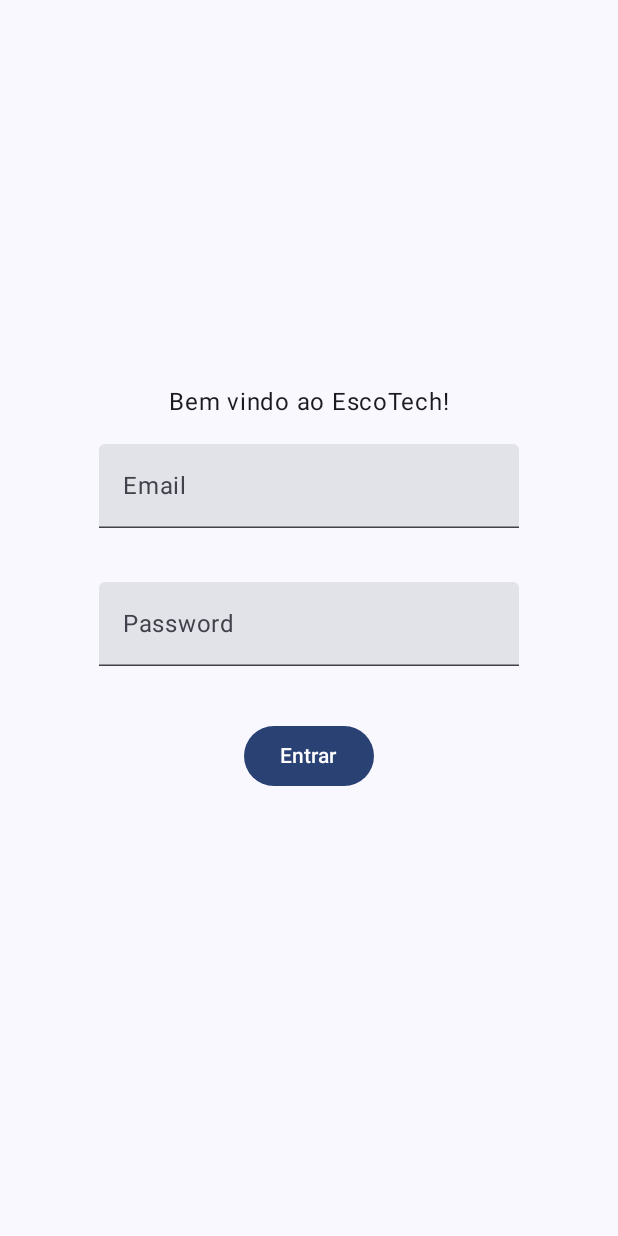
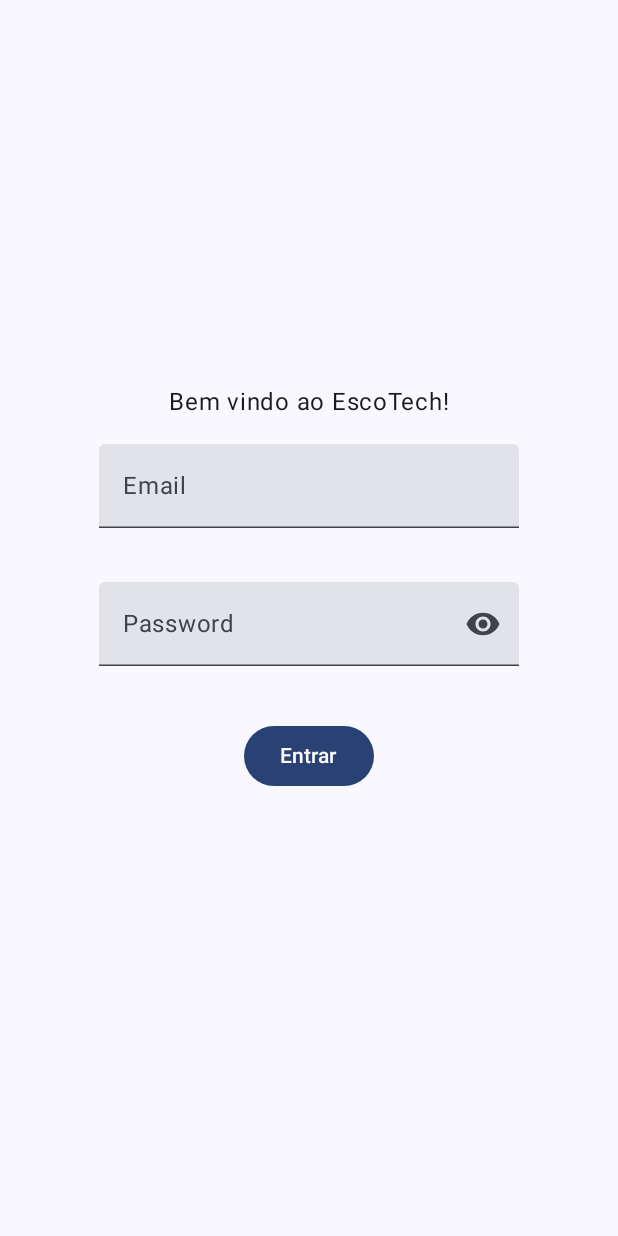
Before and after one commit to VK675/EscoTech, an Android app built with Jetpack Compose: the screen it shows after launch (MainActivity), on a phone screen of 412 x 824 dp. Run offline under Robolectric (Android 15) with nearby library versions, the phone set to English and light mode, and no system bars.

Commit message:
Botão de olho para mostrar/esconder a password

```diff
--- a/app/src/main/java/com/example/escotech/LoginScreen.kt
+++ b/app/src/main/java/com/example/escotech/LoginScreen.kt
@@ -1,10 +1,13 @@
 package com.example.escotech
 
+import android.R.attr.contentDescription
 import androidx.compose.foundation.layout.Arrangement
 import androidx.compose.foundation.layout.Column
 import androidx.compose.foundation.layout.fillMaxSize
 import androidx.compose.foundation.layout.padding
 import androidx.compose.material3.Button
+import androidx.compose.material3.Icon
+import androidx.compose.material3.IconButton
 import androidx.compose.material3.Text
 import androidx.compose.material3.TextField
 import androidx.compose.runtime.Composable
@@ -14,9 +17,12 @@ import androidx.compose.runtime.remember
 import androidx.compose.runtime.setValue
 import androidx.compose.ui.Alignment
 import androidx.compose.ui.Modifier
+import androidx.compose.ui.res.painterResource
 import androidx.compose.ui.text.input.PasswordVisualTransformation
+import androidx.compose.ui.text.input.VisualTransformation
 import androidx.compose.ui.tooling.preview.Preview
 import androidx.compose.ui.unit.dp
+import com.example.escotech.R.drawable
 
 
 @Composable
@@ -26,6 +32,7 @@ var email by remember {mutableStateOf("")}
     var emailError by remember {mutableStateOf("")}
     var passwordError by remember {mutableStateOf("")}
     var loginMessage by remember {mutableStateOf("")}
+    var passwordVisible by remember {mutableStateOf(false)}
 
     Column(modifier = modifier
         .fillMaxSize()
@@ -48,9 +55,22 @@ var email by remember {mutableStateOf("")}
             value = password,
             onValueChange = {password = it},
             label = { Text( "Password")},
-            visualTransformation = PasswordVisualTransformation(),
+            visualTransformation = if(passwordVisible) VisualTransformation.None else
+                PasswordVisualTransformation(),
             isError = passwordError != "",
-            supportingText = {Text(passwordError)}
+            supportingText = {Text(passwordError)
+            },
+                    trailingIcon = {
+                        IconButton(onClick = { passwordVisible = !passwordVisible }) {
+                        Icon(
+                            painter = painterResource(
+                             if (passwordVisible) R.drawable.baseline_visibility_off_24
+                            else R.drawable.baseline_visibility_24
+                        ),
+                            contentDescription = "Mostrar password"
+                            )
+                    }
+            }
         )
 
         Button(onClick = {
--- /dev/null
+++ b/app/src/main/res/drawable/baseline_visibility_24.xml
@@ -0,0 +1,20 @@
+<!--
+  ~ Copyright (C) 2026 The Android Open Source Project
+  ~
+  ~ Licensed under the Apache License, Version 2.0 (the "License");
+  ~ you may not use this file except in compliance with the License.
+  ~ You may obtain a copy of the License at
+  ~
+  ~      http://www.apache.org/licenses/LICENSE-2.0
+  ~
+  ~ Unless required by applicable law or agreed to in writing, software
+  ~ distributed under the License is distributed on an "AS IS" BASIS,
+  ~ WITHOUT WARRANTIES OR CONDITIONS OF ANY KIND, either express or implied.
+  ~ See the License for the specific language governing permissions and
+  ~ limitations under the License.
+  -->
+<vector xmlns:android="http://schemas.android.com/apk/res/android" android:height="24dp" android:tint="#000000" android:viewportHeight="24" android:viewportWidth="24" android:width="24dp">
+
+    <path android:fillColor="@android:color/white" android:pathData="M12,4.5C7,4.5 2.73,7.61 1,12c1.73,4.39 6,7.5 11,7.5s9.27,-3.11 11,-7.5c-1.73,-4.39 -6,-7.5 -11,-7.5zM12,17c-2.76,0 -5,-2.24 -5,-5s2.24,-5 5,-5 5,2.24 5,5 -2.24,5 -5,5zM12,9c-1.66,0 -3,1.34 -3,3s1.34,3 3,3 3,-1.34 3,-3 -1.34,-3 -3,-3z"/>
+
+</vector>
--- /dev/null
+++ b/app/src/main/res/drawable/baseline_visibility_off_24.xml
@@ -0,0 +1,5 @@
+<vector xmlns:android="http://schemas.android.com/apk/res/android" android:height="24dp" android:tint="#000000" android:viewportHeight="24" android:viewportWidth="24" android:width="24dp">
+
+    <path android:fillColor="@android:color/white" android:pathData="M12,7c2.76,0 5,2.24 5,5 0,0.65 -0.13,1.26 -0.36,1.83l2.92,2.92c1.51,-1.26 2.7,-2.89 3.43,-4.75 -1.73,-4.39 -6,-7.5 -11,-7.5 -1.4,0 -2.74,0.25 -3.98,0.7l2.16,2.16C10.74,7.13 11.35,7 12,7zM2,4.27l2.28,2.28 0.46,0.46C3.08,8.3 1.78,10.02 1,12c1.73,4.39 6,7.5 11,7.5 1.55,0 3.03,-0.3 4.38,-0.84l0.42,0.42L19.73,22 21,20.73 3.27,3 2,4.27zM7.53,9.8l1.55,1.55c-0.05,0.21 -0.08,0.43 -0.08,0.65 0,1.66 1.34,3 3,3 0.22,0 0.44,-0.03 0.65,-0.08l1.55,1.55c-0.67,0.33 -1.41,0.53 -2.2,0.53 -2.76,0 -5,-2.24 -5,-5 0,-0.79 0.2,-1.53 0.53,-2.2zM11.84,9.02l3.15,3.15 0.02,-0.16c0,-1.66 -1.34,-3 -3,-3l-0.17,0.01z"/>
+
+</vector>
```
